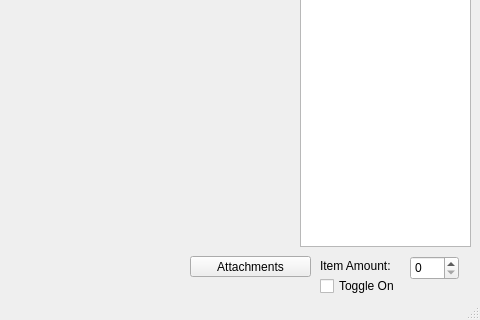
Old version of the form mainwindow.ui in the repository Jyang772/Unturned_Editor; both pictures show x 100 to 580 and y 110 to 430 of the 580 by 430 pixel window.
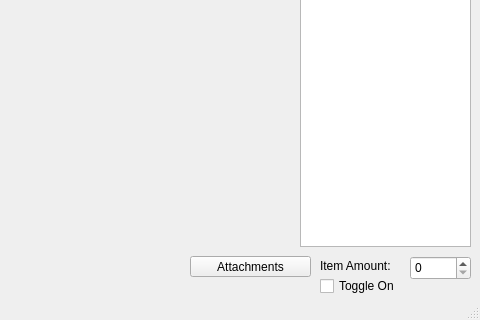
New version of the form.

Diff of the .ui file:
```diff
--- a/mainwindow.ui
+++ b/mainwindow.ui
@@ -40,10 +40,13 @@
      <rect>
       <x>510</x>
       <y>330</y>
-      <width>49</width>
+      <width>61</width>
       <height>24</height>
      </rect>
     </property>
+    <property name="maximum">
+     <number>200</number>
+    </property>
    </widget>
    <widget class="QLabel" name="label">
     <property name="geometry">
```
